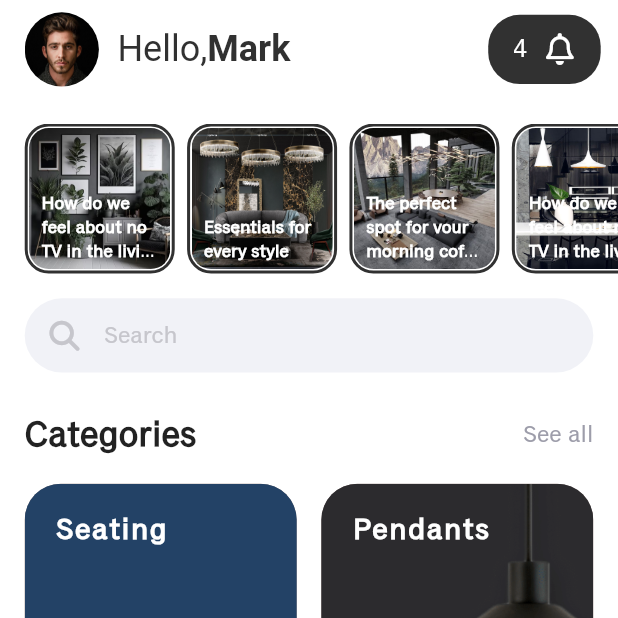
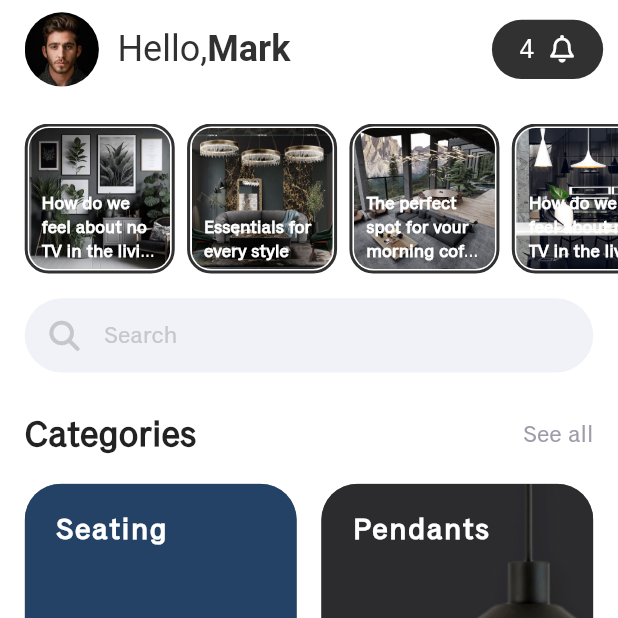
Before and after one commit to duldiev/shopping_app_layout, a Flutter app: the screen it shows after launch, on a phone screen of 412 x 824 dp, the top half of it. Run offline on Flutter 3.47's test engine with Material 2 defaults, Android fonts, the phone set to English and light mode, and no system bars; our stand-ins replace font_awesome_flutter, gap, responsive_sizer.

Commit message:
also ui fixes

```diff
--- a/lib/widgets/home_app_bar.dart
+++ b/lib/widgets/home_app_bar.dart
@@ -13,7 +13,7 @@ class HomeAppBar extends StatelessWidget implements PreferredSizeWidget {
       scrolledUnderElevation: 0.3,
       elevation: 0,
       backgroundColor: AppColors.background,
-      toolbarHeight: 10.h,
+      toolbarHeight: 8.h,
       leading: Padding(
         padding: EdgeInsets.only(left: 4.w),
         child: Row(
@@ -52,16 +52,16 @@ class HomeAppBar extends StatelessWidget implements PreferredSizeWidget {
       ),
       actions: [
         Transform.scale(
-          scale: 0.7,
+          scale: 0.6,
           alignment: Alignment.centerRight,
           child: Container(
             height: 2.h,
-            width: 26.w,
+            width: 30.w,
             alignment: Alignment.center,
             margin: EdgeInsets.only(right: 4.w),
             decoration: BoxDecoration(
               color: AppColors.dark,
-              borderRadius: BorderRadius.circular(30),
+              borderRadius: BorderRadius.circular(50),
             ),
             child: Row(
               mainAxisAlignment: MainAxisAlignment.spaceEvenly,
@@ -70,7 +70,7 @@ class HomeAppBar extends StatelessWidget implements PreferredSizeWidget {
                 Text(
                   '4',
                   style: TextStyle(
-                    fontSize: 24,
+                    fontSize: 30,
                     color: AppColors.background,
                     fontWeight: FontWeight.w400,
                   ),
```
